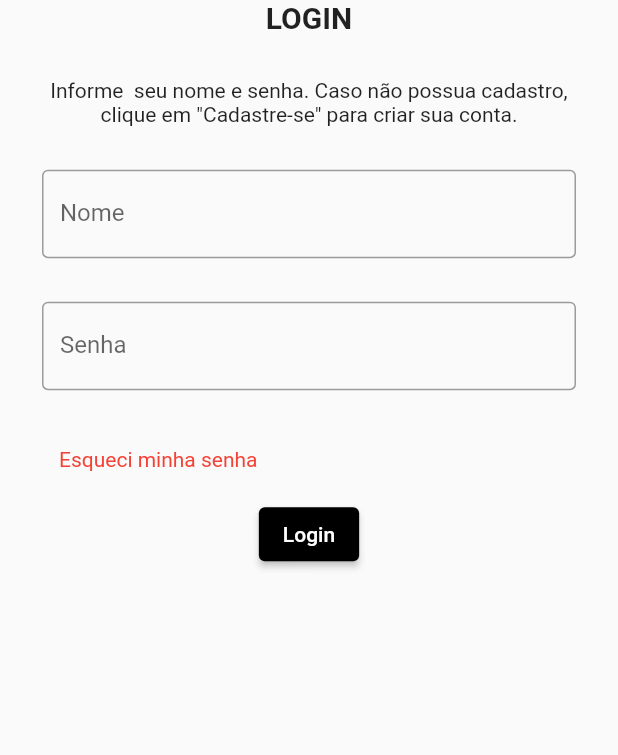
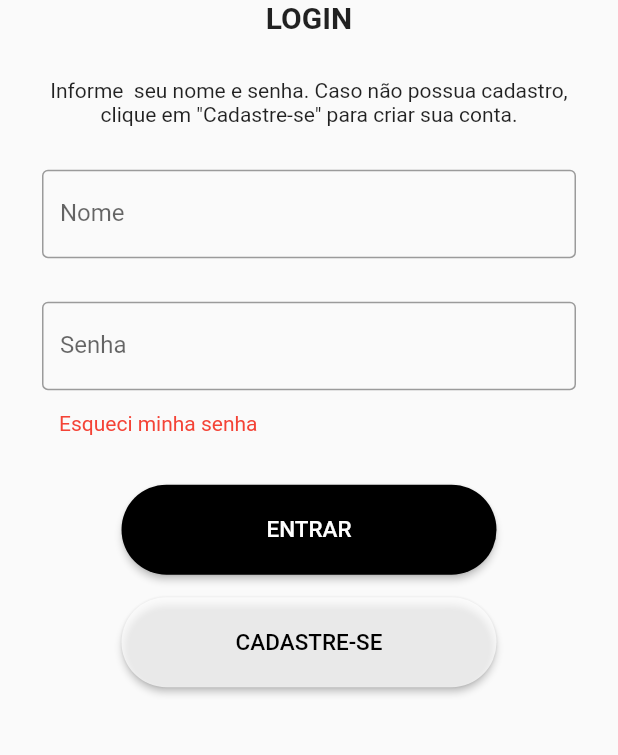
Before and after one commit to priscilaekamoto/ScheduleServicesSystem, a Flutter app: the screen it shows after launch, on a phone screen of 412 x 824 dp, the part 395-1150 px from its top. Run offline on Flutter 3.47's test engine with Material 2 defaults, Android fonts, the phone set to English and light mode, and no system bars.

```diff
--- a/flutter-project/lib/main.dart
+++ b/flutter-project/lib/main.dart
@@ -1,4 +1,5 @@
 import 'package:flutter/material.dart';
+import 'package:hb_sobrancelhas_maquiagem/pages/cadastro_cliente_page.dart';
 import 'package:hb_sobrancelhas_maquiagem/pages/login_page.dart';
 import 'package:hb_sobrancelhas_maquiagem/pages/splash_page.dart';
 import 'palette.dart';
@@ -21,6 +22,7 @@ class MyApp extends StatelessWidget {
       routes: {
         '/splash' : (_) => const SplashPage(),
         '/login' : (_) => const LoginPage(),
+        '/cadastro' : (_) => const CadastroClientePage(),
       },
     );
   }
--- a/flutter-project/lib/pages/login_page.dart
+++ b/flutter-project/lib/pages/login_page.dart
@@ -44,20 +44,50 @@ class LoginPage extends StatelessWidget {
           ),
             obscureText:true,
           ),
-          Text('',
-            style: const TextStyle(height: 2,  ),
-
-          ), // TODO: Resolver problema de alinhamento do componente pai
+          SizedBox(height:5),
           Text('Esqueci minha senha                                                          ',
               style: const TextStyle(height: 2, color: Colors.red)
           ),
 
+          SizedBox(height: 30),
+          ButtonTheme(
+            height: 60.0,
+            minWidth: 250.0,
+
+            child: RaisedButton(
+              onPressed: () => {
+                Navigator.of(context).pushReplacementNamed('/cadastro')
+              },
+              shape: new RoundedRectangleBorder(borderRadius:
+            new BorderRadius.circular(30.0)),
+      child: Text(
+        "ENTRAR",
+        style: TextStyle(color: Colors.white, fontSize: 15 )
+      ),
+            ),
+                  ),
           SizedBox(height: 15),
-          ElevatedButton(onPressed: () {}, child: Text('Login'), style: ButtonStyle(),)
+          ButtonTheme(
+            height: 60.0,
+            minWidth: 250.0,
+            child: RaisedButton(
+              onPressed: () => {print("pressionei o botão"), },
+              shape: new RoundedRectangleBorder(borderRadius:
+              new BorderRadius.circular(30.0)),
+              child: Text(
+                "CADASTRE-SE",
+                style: TextStyle(color: Colors.black, fontSize: 15 ),
+              ),
+              color: Colors.white70,
 
-        ],
+            ),
+          ),
+
+
+            ],
+          ),
+
       ),
-    ),
     );
-  }
+    }
 }
```
Also changed, not shown: flutter-project/lib/pages/cadastro_cliente_page.dart (added, +47 -0 lines).
